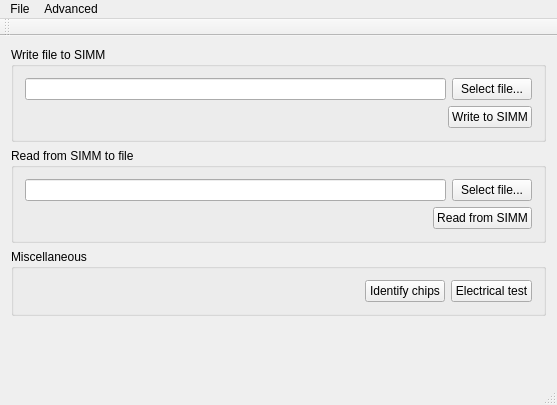
This is mainwindow.ui in dougg3/mac-rom-simm-programmer.software as Qt 5 draws it before an edit. The edited form follows.
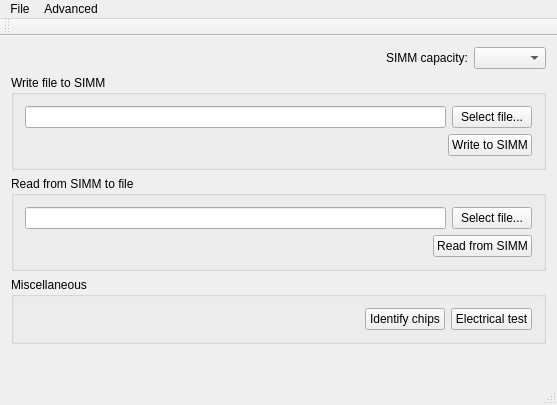
This is the edited form.

What changed in the file:
```diff
--- a/mainwindow.ui
+++ b/mainwindow.ui
@@ -28,6 +28,33 @@
       </property>
       <widget class="QWidget" name="controlPage">
        <layout class="QVBoxLayout" name="verticalLayout_2">
+        <item>
+         <layout class="QHBoxLayout" name="horizontalLayout_6">
+          <item>
+           <spacer name="horizontalSpacer_4">
+            <property name="orientation">
+             <enum>Qt::Horizontal</enum>
+            </property>
+            <property name="sizeHint" stdset="0">
+             <size>
+              <width>40</width>
+              <height>20</height>
+             </size>
+            </property>
+           </spacer>
+          </item>
+          <item>
+           <widget class="QLabel" name="simmCapacityLabel">
+            <property name="text">
+             <string>SIMM capacity:</string>
+            </property>
+           </widget>
+          </item>
+          <item>
+           <widget class="QComboBox" name="simmCapacityBox"/>
+          </item>
+         </layout>
+        </item>
         <item>
          <widget class="QGroupBox" name="writeGroupBox">
           <property name="title">
```
